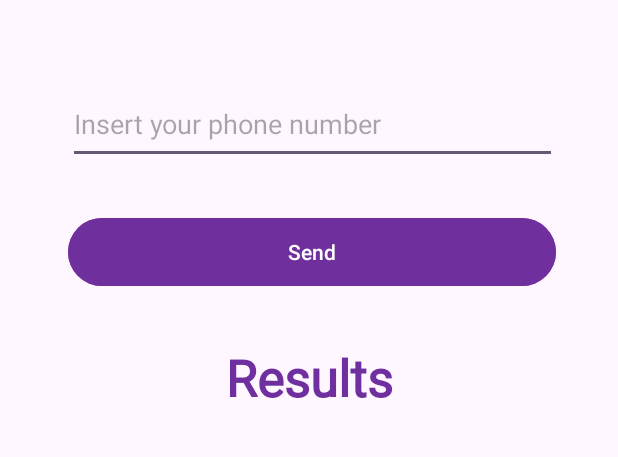
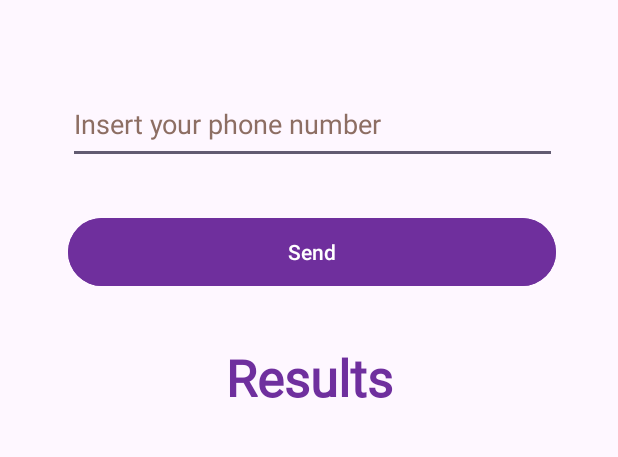
Before and after one commit to kaalib/Macroproyecto-Diseno, an Android app: the screen it shows after launch (MainActivity), on a phone screen of 412 x 824 dp, the part 348-805 px from its top. Run offline under Robolectric (Android 15) with nearby library versions, the phone set to English and light mode, and no system bars; Roboto replaces fonts that are not available here.

Commit message:
style: correcciones en la IU

```diff
--- a/app/src/main/res/layout/activity_main.xml
+++ b/app/src/main/res/layout/activity_main.xml
@@ -12,10 +12,11 @@
         android:id="@+id/PhoneNumber"
         android:layout_width="326dp"
         android:layout_height="53dp"
-
         android:layout_marginTop="56dp"
+        android:autofillHints=""
         android:hint="@string/phone_number"
         android:inputType="phone"
+        android:textColorHint="#8D6E63"
         app:layout_constraintEnd_toEndOf="parent"
         app:layout_constraintHorizontal_bias="0.529"
         app:layout_constraintStart_toStartOf="parent"
@@ -86,7 +87,7 @@
             android:layout_width="match_parent"
             android:layout_height="79dp"
             android:fontFamily="@font/mitr_medium"
-            android:text="Results"
+            android:text="@string/results"
             android:textAlignment="center"
             android:textColor="#6F2F9E"
             android:textSize="34sp"
--- a/app/src/main/res/values/strings.xml
+++ b/app/src/main/res/values/strings.xml
@@ -3,5 +3,6 @@
     <string name="lieu">LIEU</string>
     <string name="send">Send</string>
     <string name="phone_number">Insert your phone number</string>
+    <string name="results">Results</string>
 
 </resources>
```
